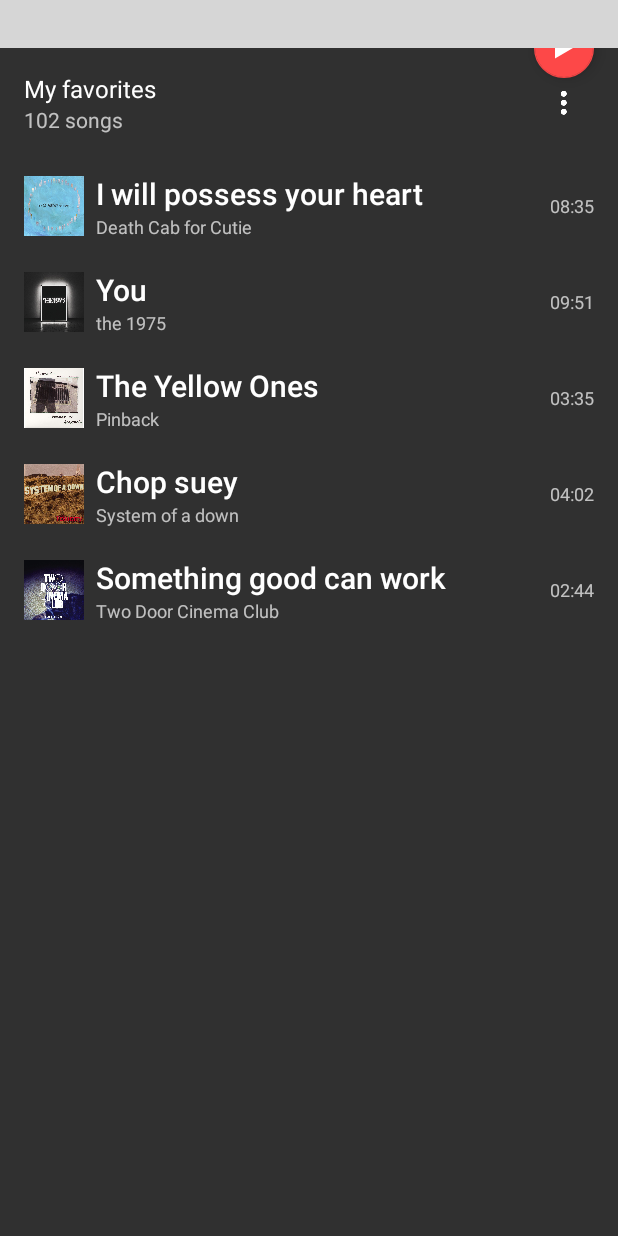
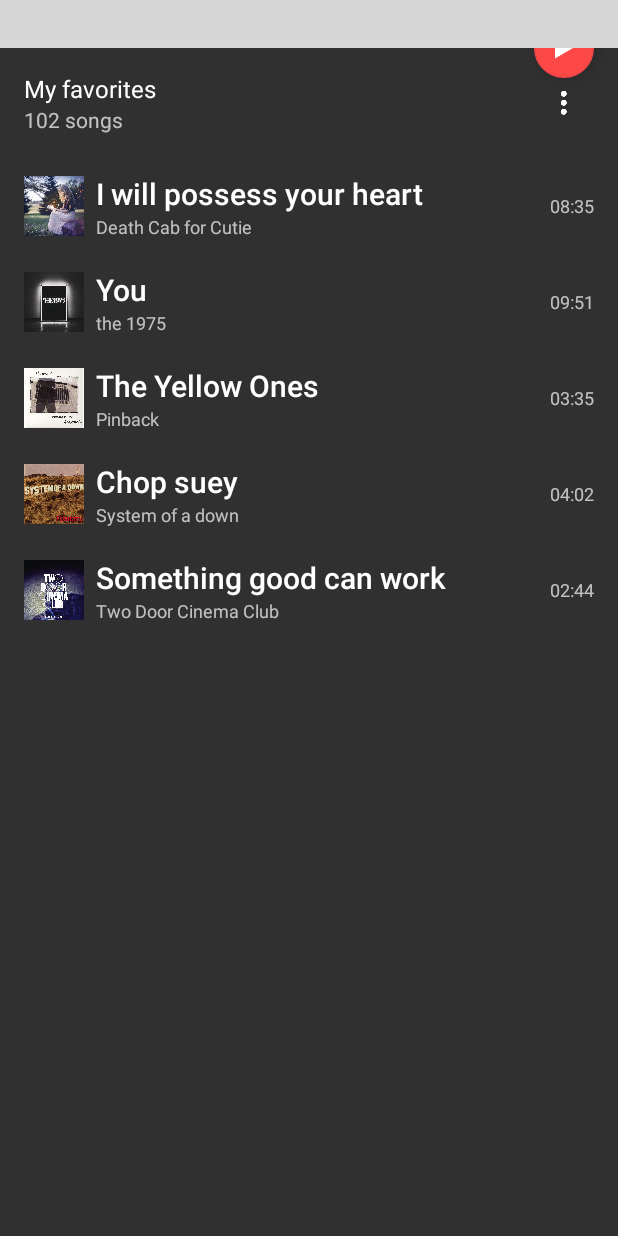
Before and after one commit to Totorowow/TangliMusicPlayer, an Android app: the screen it shows after launch (MainActivity), on a phone screen of 412 x 824 dp. Run offline under Robolectric (Android 15) with nearby library versions, the phone set to English and light mode, and no system bars; libraries missing offline, so code that uses them is left out: com.andremion.music; plain views replace MusicCoverView; 3 statements that could not run were skipped; grey boxes are pictures that could not be loaded.

Commit message:
update code

```diff
--- a/tangliMusicPlayer/src/main/java/com/tangli/musicplayer/activities/MainActivity.java
+++ b/tangliMusicPlayer/src/main/java/com/tangli/musicplayer/activities/MainActivity.java
@@ -29,10 +29,9 @@ public class MainActivity extends PlayerActivity {
     @Override
     protected void onCreate(Bundle savedInstanceState) {
         super.onCreate(savedInstanceState);
-        setContentView(R.layout.content_list);
+        setContentView(R.layout.activity_main);
 
 
-        //
         mCoverView = findViewById(R.id.cover);
         mTitleView = findViewById(R.id.title);
         mTimeView = findViewById(R.id.time);
--- a/tangliMusicPlayer/src/main/java/com/tangli/musicplayer/music/MusicContent.java
+++ b/tangliMusicPlayer/src/main/java/com/tangli/musicplayer/music/MusicContent.java
@@ -11,7 +11,7 @@ public class MusicContent {
     public static final List<MusicItem> ITEMS = new ArrayList<>();
 
     static {
-        ITEMS.add(new MusicItem(R.drawable.album_cover_death_cab, "I will possess your heart", "Death Cab for Cutie", 515));
+        ITEMS.add(new MusicItem(R.drawable.camphor, "I will possess your heart", "Death Cab for Cutie", 515));
         ITEMS.add(new MusicItem(R.drawable.album_cover_the_1975, "You", "the 1975", 591));
         ITEMS.add(new MusicItem(R.drawable.album_cover_pinback, "The Yellow Ones", "Pinback", 215));
         ITEMS.add(new MusicItem(R.drawable.album_cover_soad, "Chop suey", "System of a down", 242));
--- a/tangliMusicPlayer/src/main/res/layout/content_list.xml
+++ b/tangliMusicPlayer/src/main/res/layout/activity_main.xml
@@ -11,7 +11,7 @@
         android:id="@+id/cover"
         android:layout_width="match_parent"
         android:scaleType="centerCrop"
-        android:src="@drawable/album_cover_daft_punk"
+        android:src="@drawable/main__cover"
         android:transitionName="@string/transition_name_cover"
         android:layout_height="wrap_content"/>
 
--- a/tangliMusicPlayer/src/main/res/layout/content_detail.xml
+++ b/tangliMusicPlayer/src/main/res/layout/content_detail.xml
@@ -12,7 +12,7 @@
         android:layout_width="match_parent"
         android:layout_centerInParent="true"
         android:scaleType="centerInside"
-        android:src="@drawable/album_cover_daft_punk"
+        android:src="@drawable/main__cover"
         android:transitionName="@string/transition_name_cover"
         app:shape="circle"  android:layout_height="wrap_content"/>
 
--- a/tangliMusicPlayer/src/main/res/layout/content_list_item.xml
+++ b/tangliMusicPlayer/src/main/res/layout/content_list_item.xml
@@ -20,7 +20,7 @@
             android:layout_width="@dimen/cover_size_mini"
             android:layout_height="@dimen/cover_size_mini"
             android:scaleType="centerCrop"
-            tools:src="@drawable/album_cover_daft_punk" />
+            tools:src="@drawable/main__cover" />
 
         <LinearLayout
             android:layout_width="0dp"
```
Also changed, not shown: tangliMusicPlayer/src/main/res/drawable-nodpi/album_cover_daft_punk.jpg (deleted), tangliMusicPlayer/src/main/res/drawable-nodpi/album_cover_death_cab.jpg (deleted), tangliMusicPlayer/src/main/res/drawable-nodpi/camphor.jpg (added), tangliMusicPlayer/src/main/res/drawable-nodpi/main__cover.jpg (added).
